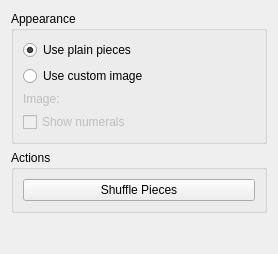
Above: applets/fifteenPuzzle/src/fifteenPuzzleConfig.ui from KDE/kdeplasma-addons before the change. Below: the same form after it.
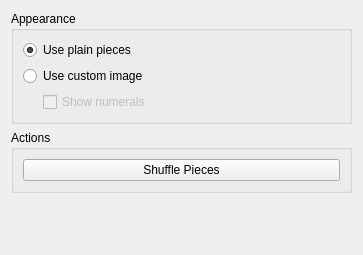
That is the form after the change. Custom widgets are drawn as their Qt base class.

Patch:
```diff
--- a/applets/fifteenPuzzle/src/fifteenPuzzleConfig.ui
+++ b/applets/fifteenPuzzle/src/fifteenPuzzleConfig.ui
@@ -5,14 +5,14 @@
    <rect>
     <x>0</x>
     <y>0</y>
-    <width>278</width>
-    <height>254</height>
+    <width>363</width>
+    <height>255</height>
    </rect>
   </property>
   <property name="windowTitle" >
    <string>Configure Fifteen Puzzle</string>
   </property>
-  <layout class="QVBoxLayout" >
+  <layout class="QVBoxLayout" name="verticalLayout_2" >
    <item>
     <widget class="QGroupBox" name="gb_appearance" >
      <property name="title" >
@@ -21,7 +21,7 @@
      <property name="flat" >
       <bool>true</bool>
      </property>
-     <layout class="QVBoxLayout" >
+     <layout class="QVBoxLayout" name="verticalLayout" >
       <item>
        <widget class="QRadioButton" name="rb_identical" >
         <property name="text" >
@@ -33,6 +33,8 @@
        </widget>
       </item>
       <item>
+       <layout class="QHBoxLayout" name="horizontalLayout" >
+        <item>
        <widget class="QRadioButton" name="rb_split" >
         <property name="text" >
          <string>Use custom image</string>
@@ -40,18 +42,6 @@
        </widget>
       </item>
       <item>
-       <layout class="QHBoxLayout" >
-        <item>
-         <widget class="QLabel" name="lbl_image" >
-          <property name="enabled" >
-           <bool>false</bool>
-          </property>
-          <property name="text" >
-           <string>Image:</string>
-          </property>
-         </widget>
-        </item>
-        <item>
          <widget class="KUrlRequester" name="urlRequester" >
           <property name="enabled" >
            <bool>false</bool>
@@ -61,6 +51,24 @@
        </layout>
       </item>
       <item>
+       <layout class="QHBoxLayout" name="horizontalLayout_2" >
+        <item>
+         <spacer name="horizontalSpacer" >
+          <property name="orientation" >
+           <enum>Qt::Horizontal</enum>
+          </property>
+          <property name="sizeType" >
+           <enum>QSizePolicy::Fixed</enum>
+          </property>
+          <property name="sizeHint" stdset="0" >
+           <size>
+            <width>20</width>
+            <height>20</height>
+           </size>
+          </property>
+         </spacer>
+        </item>
+        <item>
        <widget class="QCheckBox" name="cb_showNumerals" >
         <property name="enabled" >
          <bool>false</bool>
@@ -71,6 +79,8 @@
        </widget>
       </item>
      </layout>
+      </item>
+     </layout>
     </widget>
    </item>
    <item>
```
Left out of the diff: 18 changed lines with no effect on the pictures. Lines whose indentation alone changed are shown as unchanged.
